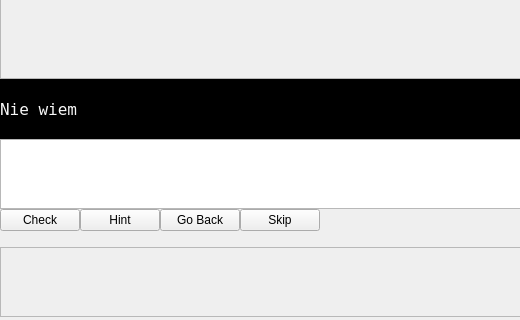
The window that subteacherwindow.ui (SecuFather/subteacher) describes before a commit, drawn with Qt 5; both pictures show x 0 to 520 and y 343 to 663 of the 783 by 663 pixel window.
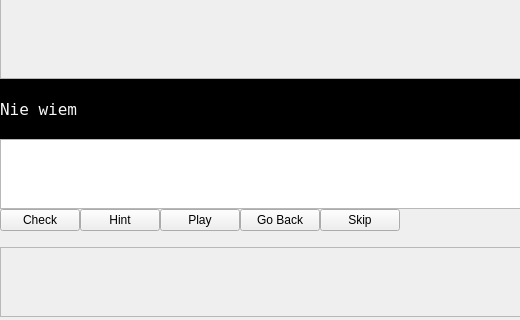
The same window after the commit.

```diff
--- a/subteacherwindow.ui
+++ b/subteacherwindow.ui
@@ -192,6 +192,16 @@
          </property>
         </widget>
        </item>
+       <item>
+        <widget class="QPushButton" name="playButton">
+         <property name="text">
+          <string>Play</string>
+         </property>
+         <property name="checkable">
+          <bool>true</bool>
+         </property>
+        </widget>
+       </item>
        <item>
         <widget class="QPushButton" name="goBackButton">
          <property name="text">
```
